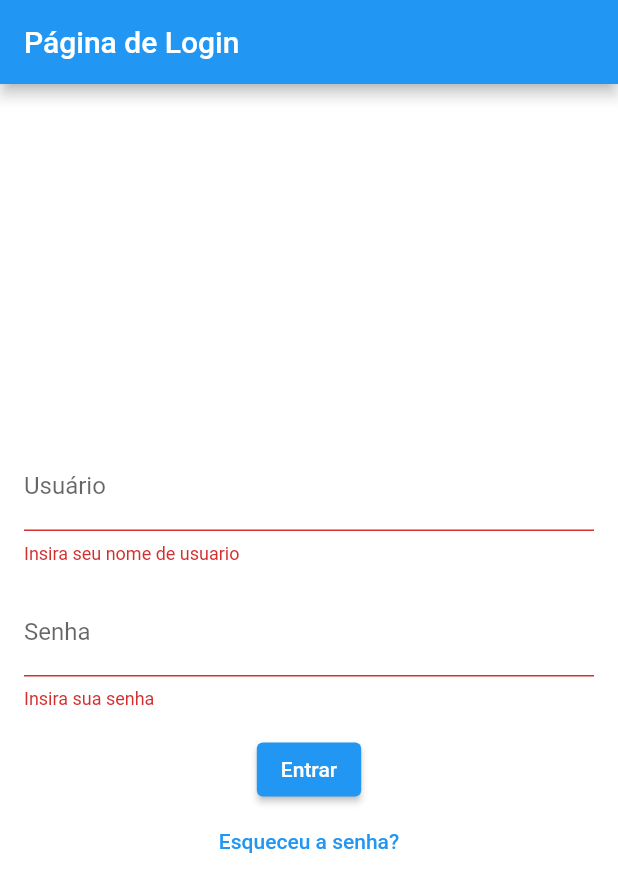
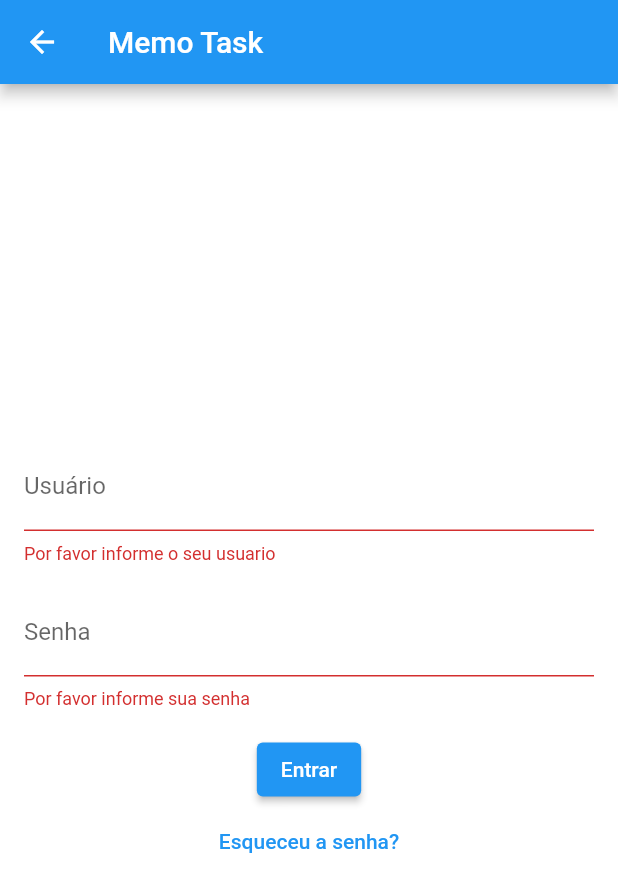
Before and after one commit to CaptLuckyTiger/MemoTask, a Flutter app: the screen it shows after launch, after a tap on "Entrar", on a phone screen of 412 x 824 dp. Shown: the top 892 px of the screen. Run offline on Flutter 3.47's test engine with Material 2 defaults, Android fonts, the phone set to English and light mode, and no system bars.

Commit message:
Add files via upload

```diff
--- /dev/null
+++ b/lib/Model/todo.dart
@@ -0,0 +1,24 @@
+class ToDo {
+  String? id;
+  String? todoText;
+  bool isDone;
+  DateTime? date; // Data é opcional
+
+  ToDo({
+    required this.id,
+    required this.todoText,
+    this.isDone = false,
+    this.date, // Data é opcional
+  });
+
+  static List<ToDo> todoList() {
+    return [
+      ToDo(id: '01', todoText: 'Teste1', isDone: true),
+      ToDo(
+        id: '02',
+        todoText: 'Teste2',
+      ),
+      ToDo(id: '03', todoText: 'Teste1', isDone: true, date: DateTime.now()),
+    ];
+  }
+}
--- /dev/null
+++ b/lib/Model/userModel.dart
@@ -0,0 +1,6 @@
+class UserModel {
+  final String username;
+  final String password;
+
+  UserModel(this.username, this.password);
+}
--- /dev/null
+++ b/lib/View/LoginPage.dart
@@ -0,0 +1,76 @@
+import 'package:flutter/material.dart';
+
+import '../ViewModel/LoginViewModel.dart';
+
+class LoginPage extends StatelessWidget {
+  final LoginViewModel viewModel = LoginViewModel();
+  final TextEditingController _usernameController = TextEditingController();
+  final TextEditingController _passwordController = TextEditingController();
+  final GlobalKey<FormState> _formKey = GlobalKey<FormState>();
+
+  @override
+  Widget build(BuildContext context) {
+    return Scaffold(
+      appBar: AppBar(
+        title: const Text('Memo Task'),
+      ),
+      body: Container(
+        color: const Color.fromARGB(255, 255, 255, 255),
+        padding: const EdgeInsets.all(16.0),
+        child: Center(
+          child: Form(
+            key: _formKey,
+            child: Column(
+              mainAxisAlignment: MainAxisAlignment.center,
+              children: <Widget>[
+                TextFormField(
+                  controller: _usernameController,
+                  decoration: const InputDecoration(
+                    labelText: 'Usuário',
+                  ),
+                  validator: viewModel.validateUsername,
+                ),
+                const SizedBox(height: 16.0),
+                TextFormField(
+                  controller: _passwordController,
+                  obscureText: true,
+                  decoration: const InputDecoration(
+                    labelText: 'Senha',
+                  ),
+                  validator: viewModel.validatePassword,
+                ),
+                const SizedBox(height: 16.0),
+                ElevatedButton(
+                  onPressed: () async {
+                    if (_formKey.currentState!.validate()) {
+                      final username = _usernameController.text;
+                      final password = _passwordController.text;
+                      final loginSuccessful =
+                          await viewModel.login(username, password);
+                      if (loginSuccessful) {
+                        Navigator.pushReplacementNamed(context, '/home');
+                      } else {
+                        ScaffoldMessenger.of(context).showSnackBar(
+                          const SnackBar(
+                            content: Text('Usuario ou senha incorreta'),
+                          ),
+                        );
+                      }
+                    }
+                  },
+                  child: const Text('Entrar'),
+                ),
+                TextButton(
+                  onPressed: () {
+                    // falta a implementação da esquceu a senha
+                  },
+                  child: const Text('Esqueceu a senha?'),
+                ),
+              ],
+            ),
+          ),
+        ),
+      ),
+    );
+  }
+}
--- /dev/null
+++ b/lib/ViewModel/LoginViewModel.dart
@@ -0,0 +1,24 @@
+class LoginViewModel {
+  String? validateUsername(String? value) {
+    if (value == null || value.isEmpty) {
+      return 'Por favor informe o seu usuario';
+    }
+    return null;
+  }
+
+  String? validatePassword(String? value) {
+    if (value == null || value.isEmpty) {
+      return 'Por favor informe sua senha';
+    } else if (value.length < 8) {
+      return 'A senha deve possuir ao menos 8 caracteres ';
+    }
+    return null;
+  }
+
+  Future<bool> login(String username, String password) async {
+    // futura logica de login
+    // Por exemplo requisições ou operaçãoes async
+    // Se o login tiver sucesso ele retornara true ou ira retorna falso.
+    return username == 'testuser' && password == 'testpassword';
+  }
+}
--- a/lib/main.dart
+++ b/lib/main.dart
@@ -1,6 +1,7 @@
 import 'package:flutter/material.dart';
 import 'package:flutter/services.dart';
-import 'View/login_page.dart';
+import './screens/home.dart';
+import 'View/LoginPage.dart';
 
 void main() {
   runApp(const MyApp());
@@ -12,11 +13,17 @@
   @override
   Widget build(BuildContext context) {
     SystemChrome.setSystemUIOverlayStyle(
-        SystemUiOverlayStyle(statusBarColor: Colors.transparent));
+        const SystemUiOverlayStyle(statusBarColor: Colors.transparent));
     return MaterialApp(
       debugShowCheckedModeBanner: false,
-      title: 'Lista de Tarefas',
-      home: LoginPage(),
+      title: 'MemoTask',
+      home: const Home(),
+
+      initialRoute: '/login', //Rota incial login aparecera primeiro.
+      routes: {
+        '/login': (context) => LoginPage(),
+        '/home': (context) => const Home(),
+      },
     );
   }
 }
--- /dev/null
+++ b/lib/screens/home.dart
@@ -0,0 +1,207 @@
+import 'package:flutter/material.dart';
+import '../model/todo.dart';
+import '../constants/colors.dart';
+import '../widgets/todo_item.dart';
+import 'add_task_screen.dart'; // Importe a tela de adição de tarefas
+
+class Home extends StatefulWidget {
+  const Home({Key? key}) : super(key: key);
+
+  @override
+  State<Home> createState() => _HomeState();
+}
+
+class _HomeState extends State<Home> {
+  final todosList = ToDo.todoList();
+  List<ToDo> _foundToDo = [];
+  final _todoController = TextEditingController();
+  int _currentIndex = 0; // Adicione um índice para rastrear a tela selecionada
+
+  @override
+  void initState() {
+    _foundToDo = todosList;
+    super.initState();
+  }
+
+  @override
+  Widget build(BuildContext context) {
+    return Scaffold(
+      appBar: _buildAppBar(),
+      body:
+          _buildBody(), // Use um método separado para construir o corpo da tela
+      bottomNavigationBar: BottomNavigationBar(
+        currentIndex: _currentIndex,
+        onTap: (index) {
+          setState(() {
+            _currentIndex = index;
+          });
+        },
+        items: [
+          BottomNavigationBarItem(
+            icon: Icon(Icons.list),
+            label: 'Tarefas',
+          ),
+          BottomNavigationBarItem(
+            icon: Icon(
+                Icons.calendar_month), // Altere o ícone para um botão entalhado
+            label: 'Calendario',
+          ),
+        ],
+      ),
+      floatingActionButton: _currentIndex == 0
+          ? FloatingActionButton(
+              onPressed: () async {
+                final newTask = await Navigator.push(
+                  context,
+                  MaterialPageRoute(builder: (context) => AddTaskScreen()),
+                );
+
+                if (newTask != null) {
+                  _addToDoItem(newTask);
+                }
+              },
+              child: Icon(Icons.add),
+              elevation: 10,
+            )
+          : null, // Remova o botão flutuante da tela de tarefas
+      floatingActionButtonLocation: FloatingActionButtonLocation.centerDocked,
+    );
+  }
+
+  Widget _buildBody() {
+    if (_currentIndex == 0) {
+      // Conteúdo da lista de tarefas
+      return Stack(
+        children: [
+          Container(
+            padding: EdgeInsets.symmetric(
+              horizontal: 20,
+              vertical: 15,
+            ),
+            child: Column(
+              children: [
+                searchBox(),
+                Expanded(
+                  child: ListView(
+                    children: [
+                      Container(
+                        margin: EdgeInsets.only(
+                          top: 50,
+                          bottom: 20,
+                        ),
+                        child: Text(
+                          'Tarefas',
+                          style: TextStyle(
+                            fontSize: 30,
+                            fontWeight: FontWeight.w500,
+                          ),
+                        ),
+                      ),
+                      for (ToDo todoo in _foundToDo.reversed)
+                        ToDoItem(
+                          todo: todoo,
+                          onToDoChanged: _handleToDoChange,
+                          onDeleteItem: _deleteToDoItem,
+                        ),
+                    ],
+                  ),
+                )
+              ],
+            ),
+          ),
+        ],
+      );
+    } else {
+      return Container(); // Caso contrário, retorne um container vazio
+    }
+  }
+
+  void _handleToDoChange(ToDo todo) {
+    setState(() {
+      todo.isDone = !todo.isDone;
+    });
+  }
+
+  void _deleteToDoItem(String id) {
+    setState(() {
+      todosList.removeWhere((item) => item.id == id);
+    });
+  }
+
+  void _addToDoItem(String toDo) {
+    setState(() {
+      todosList.add(ToDo(
+        id: DateTime.now().millisecondsSinceEpoch.toString(),
+        todoText: toDo,
+      ));
+    });
+    _todoController.clear();
+  }
+
+  void _runFilter(String enteredKeyword) {
+    List<ToDo> results = [];
+    if (enteredKeyword.isEmpty) {
+      results = todosList;
+    } else {
+      results = todosList
+          .where((item) => item.todoText!
+              .toLowerCase()
+              .contains(enteredKeyword.toLowerCase()))
+          .toList();
+    }
+
+    setState(() {
+      _foundToDo = results;
+    });
+  }
+
+  Widget searchBox() {
+    return Container(
+      padding: EdgeInsets.symmetric(horizontal: 15),
+      decoration: BoxDecoration(
+        color: Colors.white,
+        borderRadius: BorderRadius.circular(20),
+      ),
+      child: TextField(
+        onChanged: (value) => _runFilter(value),
+        decoration: InputDecoration(
+          contentPadding: EdgeInsets.all(0),
+          prefixIcon: Icon(
+            Icons.search,
+            color: tdBlack,
+            size: 20,
+          ),
+          prefixIconConstraints: BoxConstraints(
+            maxHeight: 20,
+            minWidth: 25,
+          ),
+          border: InputBorder.none,
+          hintText: 'Search',
+          hintStyle: TextStyle(color: tdGrey),
+        ),
+      ),
+    );
+  }
+
+  AppBar _buildAppBar() {
+    return AppBar(
+      backgroundColor: tdBGColor,
+      elevation: 0,
+      title: Row(mainAxisAlignment: MainAxisAlignment.spaceBetween, children: [
+        Icon(
+          Icons.menu,
+          color: tdBlack,
+          size: 30,
+        ),
+        Container(
+          height: 40,
+          width: 40,
+          child: ClipRRect(
+            borderRadius: BorderRadius.circular(20),
+            child: Image.asset('assets/images/avatar.jpeg'),
+          ),
+        ),
+      ]),
+    );
+  }
+}
```
Also changed, not shown: lib/screens/add_task_screen.dart (added, +47 -0 lines), lib/widgets/todo_item.dart (added, +78 -0 lines).
